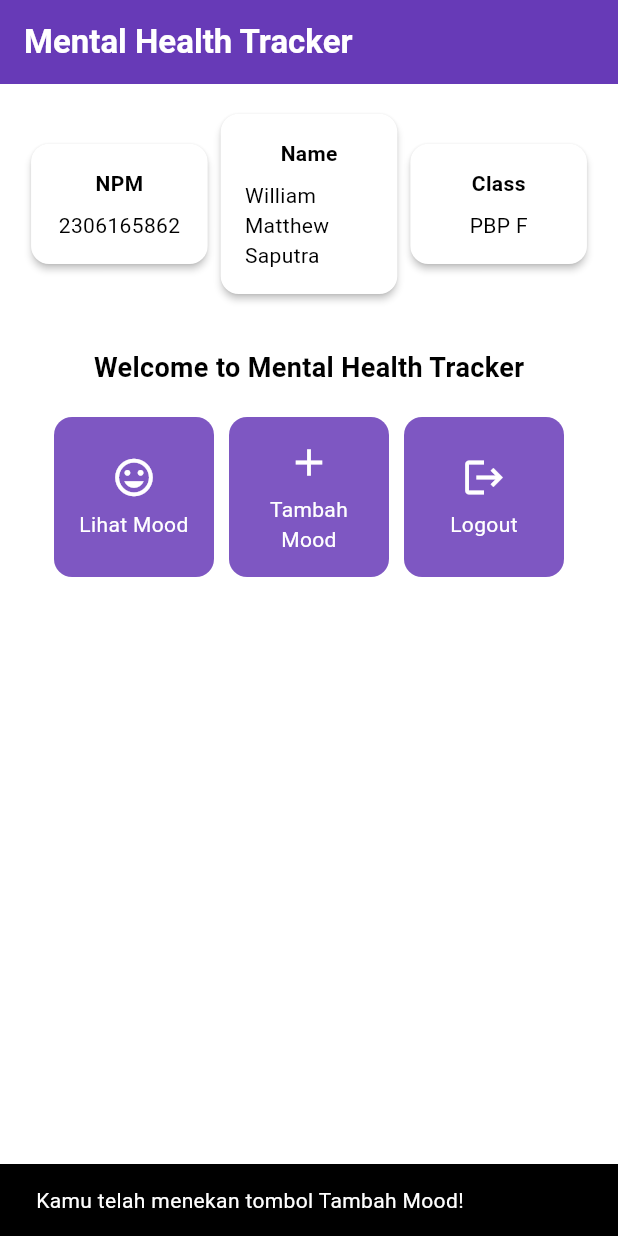
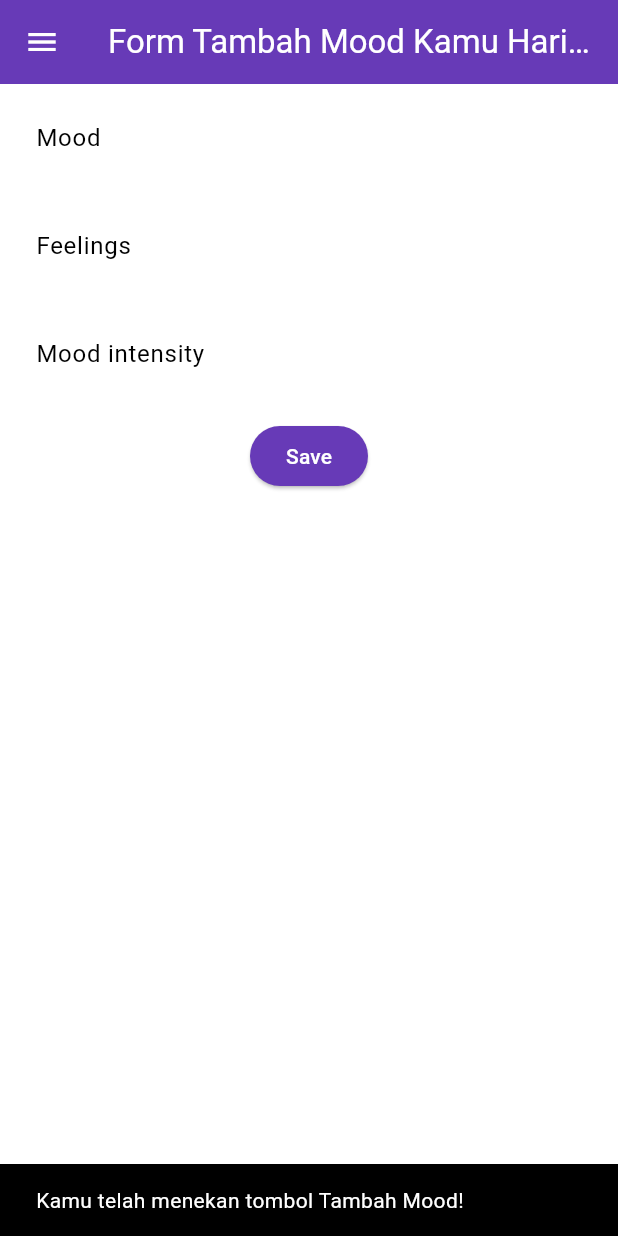
Before and after one commit to william-saputra/mental-health-tracker-mobile, a Flutter app: the screen it shows after launch, after a tap on "Tambah Mood", on a phone screen of 412 x 824 dp. Run offline on Flutter 3.47's test engine with Material 3 defaults, Android fonts, the phone set to English and light mode, and no system bars.

Commit message:
tutorial 7 selesai

```diff
--- a/lib/menu.dart
+++ b/lib/menu.dart
@@ -1,4 +1,6 @@
 import 'package:flutter/material.dart';
+import 'package:mental_health_tracker/widgets/left_drawer.dart';
+import 'package:mental_health_tracker/moodentry_form.dart';
 
 class MyHomePage extends StatelessWidget {
   final String npm = '2306165862'; // NPM
@@ -28,7 +30,10 @@ class MyHomePage extends StatelessWidget {
         ),
         // Warna latar belakang AppBar diambil dari skema warna tema aplikasi.
         backgroundColor: Theme.of(context).colorScheme.primary,
+        iconTheme: const IconThemeData(color: Colors.white),
       ),
+      drawer: const LeftDrawer(),
+
       // Body halaman dengan padding di sekelilingnya.
       body: Padding(
         padding: const EdgeInsets.all(16.0),
@@ -157,6 +162,11 @@ class ItemCard extends StatelessWidget {
             ..showSnackBar(
               SnackBar(content: Text("Kamu telah menekan tombol ${item.name}!"))
             );
+            if (item.name == "Tambah Mood") {
+              // TODO: Gunakan Navigator.push untuk melakukan navigasi ke MaterialPageRoute yang mencakup TrackerFormPage.
+              Navigator.push(context,
+                MaterialPageRoute(builder: (context) => const MoodEntryFormPage()));
+            }
         },
         // Container untuk menyimpan Icon dan Text
         child: Container(
--- /dev/null
+++ b/lib/moodentry_form.dart
@@ -0,0 +1,161 @@
+import 'package:flutter/material.dart';
+import 'package:mental_health_tracker/widgets/left_drawer.dart';
+
+class MoodEntryFormPage extends StatefulWidget {
+  const MoodEntryFormPage({super.key});
+
+  @override
+  State<MoodEntryFormPage> createState() => _MoodEntryFormPageState();
+}
+
+class _MoodEntryFormPageState extends State<MoodEntryFormPage> {
+  final _formKey = GlobalKey<FormState>();
+  String _mood = "";
+	String _feelings = "";
+	int _moodIntensity = 0;
+  @override
+  Widget build(BuildContext context) {
+    return Scaffold(
+      appBar: AppBar(
+        title: const Center(
+          child: Text(
+            'Form Tambah Mood Kamu Hari ini',
+          ),
+        ),
+        backgroundColor: Theme.of(context).colorScheme.primary,
+        foregroundColor: Colors.white,
+      ),
+      drawer: const LeftDrawer(),
+      body: Form(
+        key: _formKey,
+        child: SingleChildScrollView(
+          child: Column(
+              crossAxisAlignment: CrossAxisAlignment.start,
+              children: [
+                Padding(
+                  padding: const EdgeInsets.all(8.0),
+                  child: TextFormField(
+                    decoration: InputDecoration(
+                      hintText: "Mood",
+                      labelText: "Mood",
+                      border: OutlineInputBorder(
+                        borderRadius: BorderRadius.circular(5.0),
+                      ),
+                    ),
+                    onChanged: (String? value) {
+                      setState(() {
+                        _mood = value!;
+                      });
+                    },
+                    validator: (String? value) {
+                      if (value == null || value.isEmpty) {
+                        return "Mood tidak boleh kosong!";
+                      }
+                      return null;
+                    },
+                  ),
+                ),
+                Padding(
+                  padding: const EdgeInsets.all(8.0),
+                  child: TextFormField(
+                    decoration: InputDecoration(
+                      hintText: "Feelings",
+                      labelText: "Feelings",
+                      border: OutlineInputBorder(
+                        borderRadius: BorderRadius.circular(5.0),
+                      ),
+                    ),
+                    onChanged: (String? value) {
+                      setState(() {
+                        _feelings = value!;
+                      });
+                    },
+                    validator: (String? value) {
+                      if (value == null || value.isEmpty) {
+                        return "Feelings tidak boleh kosong!";
+                      }
+                      return null;
+                    },
+                  ),
+                ),
+                Padding(
+                  padding: const EdgeInsets.all(8.0),
+                  child: TextFormField(
+                    decoration: InputDecoration(
+                      hintText: "Mood intensity",
+                      labelText: "Mood intensity",
+                      border: OutlineInputBorder(
+                        borderRadius: BorderRadius.circular(5.0),
+                      ),
+                    ),
+                    onChanged: (String? value) {
+                      setState(() {
+                        _moodIntensity = int.tryParse(value!) ?? 0;
+                      });
+                    },
+                    validator: (String? value) {
+                      if (value == null || value.isEmpty) {
+                        return "Mood intensity tidak boleh kosong!";
+                      }
+                      if (int.tryParse(value) == null) {
+                        return "Mood intensity harus berupa angka!";
+                      }
+                      return null;
+                    },
+                  ),
+                ),
+                Align(
+                  alignment: Alignment.bottomCenter,
+                  child: Padding(
+                    padding: const EdgeInsets.all(8.0),
+                    child: ElevatedButton(
+                      style: ButtonStyle(
+                        backgroundColor: WidgetStateProperty.all(
+                            Theme.of(context).colorScheme.primary),
+                      ),
+                      onPressed: () {
+                        if (_formKey.currentState!.validate()) {
+                          showDialog(
+                            context: context,
+                            builder: (context) {
+                              return AlertDialog(
+                                title: const Text('Mood berhasil tersimpan'),
+                                content: SingleChildScrollView(
+                                  child: Column(
+                                    crossAxisAlignment: CrossAxisAlignment.start,
+                                    children: [
+                                      Text('Mood: $_mood'),
+                                      Text('Feelings: $_feelings'),
+                                      Text('Mood Intensity: $_moodIntensity'),
+                                    ],
+                                  ),
+                                ),
+                                actions: [
+                                  TextButton(
+                                    child: const Text('OK'),
+                                    onPressed: () {
+                                      Navigator.pop(context);
+                                      _formKey.currentState!.reset();
+                                    },
+                                  ),
+                                ],
+                              );
+                            },
+                          );
+                        }
+                      },
+                      child: const Text(
+                        "Save",
+                        style: TextStyle(color: Colors.white),
+                      ),
+                    ),
+                  ),
+                ),
+              ],
+            ),
+        ),
+
+      ),
+    );
+  }
+}
--- /dev/null
+++ b/lib/widgets/left_drawer.dart
@@ -0,0 +1,71 @@
+import 'package:flutter/material.dart';
+import 'package:mental_health_tracker/menu.dart';
+import 'package:mental_health_tracker/moodentry_form.dart';
+
+class LeftDrawer extends StatelessWidget {
+  const LeftDrawer({super.key});
+
+  @override
+  Widget build(BuildContext context) {
+    return Drawer(
+      child: ListView(
+        children: [
+          DrawerHeader(
+            decoration: BoxDecoration(
+              color: Theme.of(context).colorScheme.primary,
+            ),
+            child: const Column(
+              children: [
+                Text(
+                  'Mental Health Tracker',
+                  textAlign: TextAlign.center,
+                  style: TextStyle(
+                    fontSize: 24,
+                    fontWeight: FontWeight.bold,
+                    color: Colors.white,
+                  ),
+                ),
+                Padding(padding: EdgeInsets.all(8)),
+                Text(
+                  "Ayo jaga kesehatan mentalmu setiap hari disini!",
+                  textAlign: TextAlign.center,  // Center alignment
+                  style: TextStyle(
+                    fontSize: 15,               // Font size 15
+                    color: Colors.white,         // warna putih
+                    fontWeight: FontWeight.normal,
+                  ),
+                ),
+              ],
+            ),
+
+          ),
+            ListTile(
+              leading: const Icon(Icons.home_outlined),
+              title: const Text('Halaman Utama'),
+              // Bagian redirection ke MyHomePage
+              onTap: () {
+                Navigator.pushReplacement(
+                    context,
+                    MaterialPageRoute(
+                      builder: (context) => MyHomePage(),
+                    ));
+              },
+            ),
+            ListTile(
+              leading: const Icon(Icons.mood),
+              title: const Text('Tambah Mood'),
+              // Bagian redirection ke MoodEntryFormPage
+              onTap: () {
+                Navigator.push(
+                context,
+                MaterialPageRoute(
+                  builder: (context) => const MoodEntryFormPage(),
+                ),
+              );
+              },
+  ),
+        ],
+      ),
+    );
+  }
+}
```
